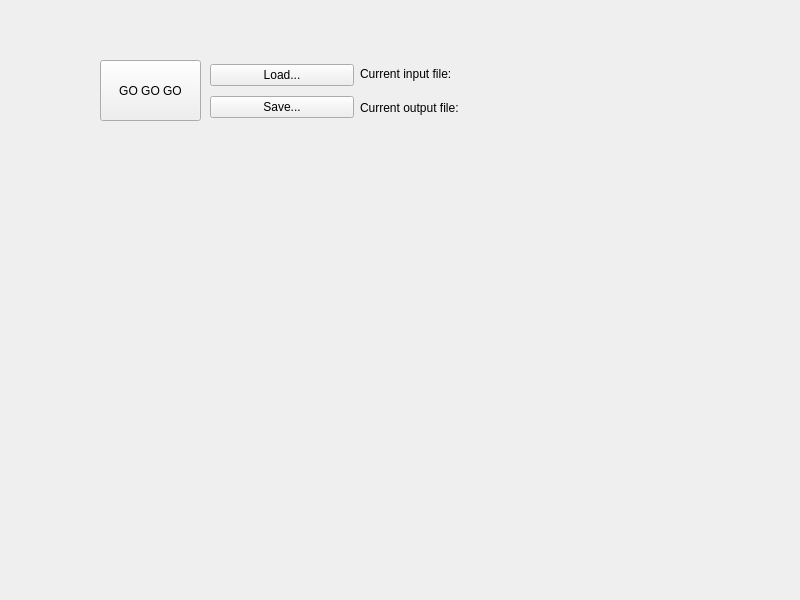
This is TextAnalyser/textanalyser.ui in egusator/Text-Analyser-4k as Qt 5 draws it before an edit. The edited form follows.
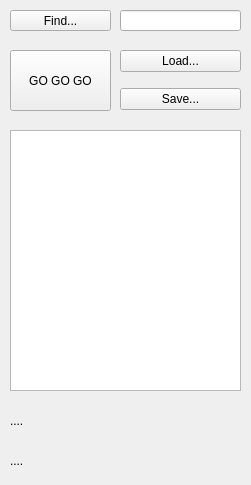
This is the edited form.

Commit message: modified UI, button functions. added find option

Patch:
```diff
--- a/TextAnalyser/textanalyser.ui
+++ b/TextAnalyser/textanalyser.ui
@@ -6,8 +6,8 @@
    <rect>
     <x>0</x>
     <y>0</y>
-    <width>800</width>
-    <height>600</height>
+    <width>251</width>
+    <height>485</height>
    </rect>
   </property>
   <property name="windowTitle">
@@ -16,8 +16,8 @@
   <widget class="QPushButton" name="analysisStartButton">
    <property name="geometry">
     <rect>
-     <x>100</x>
-     <y>60</y>
+     <x>10</x>
+     <y>50</y>
      <width>101</width>
      <height>61</height>
     </rect>
@@ -26,21 +26,35 @@
     <string>GO GO GO</string>
    </property>
   </widget>
+  <widget class="QTextEdit" name="textEdit">
+   <property name="geometry">
+    <rect>
+     <x>10</x>
+     <y>130</y>
+     <width>231</width>
+     <height>261</height>
+    </rect>
+   </property>
+  </widget>
+  <widget class="QLineEdit" name="lineEdit">
+   <property name="geometry">
+    <rect>
+     <x>120</x>
+     <y>10</y>
+     <width>121</width>
+     <height>21</height>
+    </rect>
+   </property>
+  </widget>
   <widget class="QWidget" name="">
    <property name="geometry">
     <rect>
-     <x>210</x>
-     <y>60</y>
-     <width>591</width>
-     <height>62</height>
+     <x>120</x>
+     <y>40</y>
+     <width>121</width>
+     <height>81</height>
     </rect>
    </property>
-   <layout class="QHBoxLayout" name="horizontalLayout_3">
-    <item>
-     <layout class="QHBoxLayout" name="horizontalLayout_2">
-      <item>
-       <layout class="QHBoxLayout" name="horizontalLayout">
-        <item>
          <layout class="QVBoxLayout" name="verticalLayout">
           <item>
            <widget class="QPushButton" name="loadButton">
@@ -63,48 +77,48 @@
            </widget>
           </item>
          </layout>
-        </item>
-        <item>
-         <layout class="QVBoxLayout" name="verticalLayout_2">
-          <item>
-           <widget class="QLabel" name="label">
-            <property name="text">
-             <string>Current input file:</string>
-            </property>
-           </widget>
-          </item>
-          <item>
-           <widget class="QLabel" name="label_2">
+  </widget>
+  <widget class="QPushButton" name="findButton">
+   <property name="geometry">
+    <rect>
+     <x>10</x>
+     <y>10</y>
+     <width>101</width>
+     <height>21</height>
+    </rect>
+   </property>
+   <property name="toolTip">
+    <string>&lt;html&gt;&lt;head/&gt;&lt;body&gt;&lt;p&gt;Find word from the right ---&amp;gt;&lt;/p&gt;&lt;p&gt;&lt;br/&gt;&lt;/p&gt;&lt;/body&gt;&lt;/html&gt;</string>
+   </property>
             <property name="text">
-             <string>Current output file:</string>
-            </property>
-           </widget>
-          </item>
-         </layout>
-        </item>
-       </layout>
-      </item>
-     </layout>
-    </item>
-    <item>
-     <layout class="QVBoxLayout" name="verticalLayout_4">
-      <item>
+    <string>Find...</string>
+   </property>
+  </widget>
        <widget class="QLabel" name="inputFileNameLabel">
+   <property name="geometry">
+    <rect>
+     <x>10</x>
+     <y>400</y>
+     <width>231</width>
+     <height>41</height>
+    </rect>
+   </property>
         <property name="text">
-         <string/>
-        </property>
-       </widget>
-      </item>
-      <item>
+    <string>....</string>
+   </property>
+  </widget>
        <widget class="QLabel" name="outputFileNameLabel">
+   <property name="geometry">
+    <rect>
+     <x>10</x>
+     <y>440</y>
+     <width>231</width>
+     <height>41</height>
+    </rect>
+   </property>
         <property name="text">
-         <string/>
-        </property>
-       </widget>
-      </item>
-     </layout>
-    </item>
-   </layout>
+    <string>....</string>
+   </property>
   </widget>
  </widget>
  <resources/>
```
Lines whose indentation alone changed are shown as unchanged. The commit also changes 2 other files.
